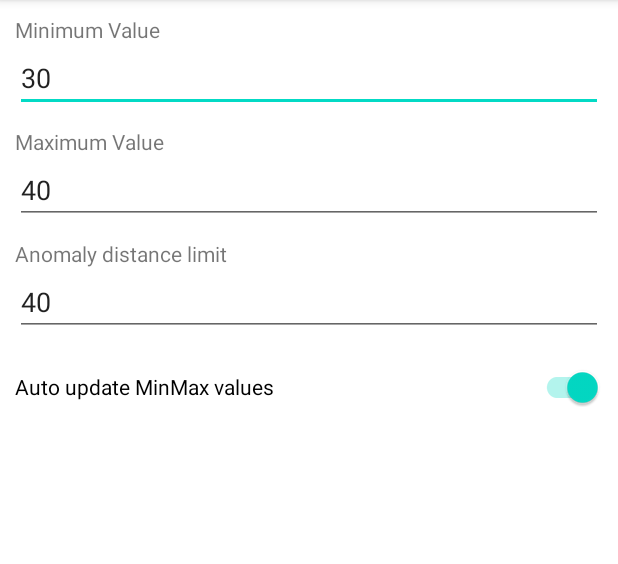
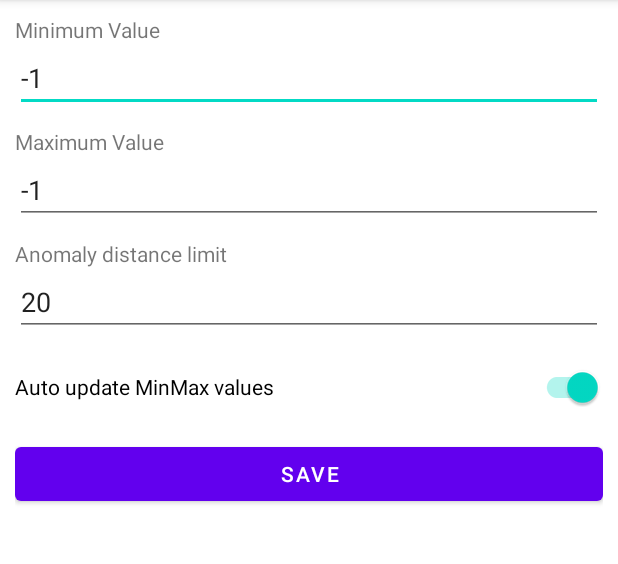
Before and after one commit to moonblade/Water-level-indicator, an Android app: the screen it shows after launch (SettingsActivity), in the options menu, after a tap on "Settings", on a phone screen of 412 x 824 dp, the part 84-648 px from its top. Run offline under Robolectric (Android 15) with nearby library versions, the phone set to English and light mode, and no system bars; our stand-ins replace Firebase (no records; nobody signed in at launch, a user with empty details on screens opened directly).

Commit message:
Updated values correctly now

```diff
--- a/app/src/main/java/io/github/moonblade/waterlevelindicator/MainActivity.kt
+++ b/app/src/main/java/io/github/moonblade/waterlevelindicator/MainActivity.kt
@@ -21,6 +21,9 @@ import com.google.firebase.database.ValueEventListener
 import com.google.firebase.database.ktx.database
 import com.google.firebase.database.ktx.getValue
 import com.google.firebase.ktx.Firebase
+import io.github.moonblade.waterlevelindicator.Measurement.Measurement
+import io.github.moonblade.waterlevelindicator.Settings.ChangeListener
+import io.github.moonblade.waterlevelindicator.Settings.Settings
 import io.github.moonblade.waterlevelindicator.Settings.SettingsActivity
 import java.text.SimpleDateFormat
 import java.util.*
@@ -28,128 +31,44 @@ import kotlin.collections.HashMap
 import kotlin.math.max
 
 class MainActivity : AppCompatActivity() {
+    private var percentageProgress: ProgressBar? = null
+    private var lastUpdate: TextView? = null
+    private var distance: TextView? = null
+    private var percentageText: TextView? = null
+    private lateinit var measurement: Measurement;
+
     override fun onCreate(savedInstanceState: Bundle?) {
         super.onCreate(savedInstanceState)
         setContentView(R.layout.activity_main)
 
-        val database = Firebase.database
-        val reference = database.getReference("waterlevel")
-        val text = findViewById<TextView>(R.id.textView)
-        val lastUpdate = findViewById<TextView>(R.id.lastUpdate)
-        val minVal = findViewById<EditText>(R.id.minValue)
-        val maxVal = findViewById<EditText>(R.id.maxValue)
-        val progress = findViewById<ProgressBar>(R.id.percentage)
-        val autoUpdateToggle = findViewById<SwitchCompat>(R.id.autoUpdateToggle)
+        initialize()
+        setListeners()
+    }
 
-        val sharedPref = getSharedPreferences("sharedPref2", Context.MODE_PRIVATE)
-        var minValue = sharedPref.getInt("minValue", 40)
-        var maxValue = sharedPref.getInt("maxValue", 40)
-        val autoUpdate = sharedPref.getBoolean("autoUpdate", true)
-        minVal.setText(minValue.toString())
-        maxVal.setText(maxValue.toString())
-        autoUpdateToggle.isChecked = autoUpdate;
-        minVal.isVisible = !autoUpdate
-        maxVal.isVisible = !autoUpdate
-
-        minVal.addTextChangedListener(object: TextWatcher {
-            override fun afterTextChanged(s: Editable) {
-                if (s.toString().isNotEmpty()) {
-                    with (sharedPref.edit()) {
-                        putInt("minValue", s.toString().toInt())
-                        apply()
-                    }
-                }
-            }
-
-            override fun beforeTextChanged(p0: CharSequence?, p1: Int, p2: Int, p3: Int) {
-
-            }
-
-            override fun onTextChanged(p0: CharSequence?, p1: Int, p2: Int, p3: Int) {
-
+    private fun setListeners() {
+        measurement?.setOnChangeListener(object: ChangeListener{
+            override fun changed() {
+                setValues()
             }
         })
-
-        maxVal.addTextChangedListener(object: TextWatcher {
-            override fun afterTextChanged(s: Editable) {
-                if (s.toString().isNotEmpty()) {
-                    with(sharedPref.edit()) {
-                        putInt("maxValue", s.toString().toInt())
-                        apply()
-                    }
-                }
-            }
-
-            override fun beforeTextChanged(p0: CharSequence?, p1: Int, p2: Int, p3: Int) {
-
-            }
-
-            override fun onTextChanged(p0: CharSequence?, p1: Int, p2: Int, p3: Int) {
-
-            }
-        })
-
-        reference.addValueEventListener(object : ValueEventListener {
-            override fun onDataChange(dataSnapshot: DataSnapshot) {
-                // This method is called once with the initial value and again
-                // whenever data at this location is updated.
-                val value = dataSnapshot.getValue<HashMap<String, Long>>()
-                Log.d("waterLevel", "Value is: $value")
-                val measurement = value?.get("measurement")
-                val lastTime = getDateTime(value?.get("timestamp"))
-                val percentage = 100 - ((measurement?.toInt()!! - minValue) * 100 )/ max((maxValue - minValue), 1)
-                text.setText("Value: $measurement, Percentage: $percentage")
-                lastUpdate.setText("Last updated: $lastTime")
-                progress.max = 100
-                progress.setProgress(percentage)
-
-                if (autoUpdate) {
-                    if (measurement?.toInt() > maxValue) {
-                        maxValue = measurement?.toInt()
-                        maxVal.setText(maxValue.toString())
-                        with(sharedPref.edit()) {
-                            putInt("maxValue", maxValue)
-                            apply()
-                        }
-                    }
-
-                    if (measurement?.toInt() < minValue) {
-                        minValue = measurement?.toInt()
-                        minVal.setText(minValue.toString())
-                        with(sharedPref.edit()) {
-                            putInt("minValue", minValue)
-                            apply()
-                        }
-                    }
-                }
-            }
-
-            override fun onCancelled(error: DatabaseError) {
-                // Failed to read value
-                Log.w("waterLevel", "Failed to read value.", error.toException())
-            }
-        })
-
-        autoUpdateToggle.setOnCheckedChangeListener{ buttonView, isChecked ->
-            Log.d("waterLevel", "Checked value changed$isChecked")
-            with(sharedPref.edit()) {
-                putBoolean("autoUpdate", isChecked)
-                minVal.isVisible = !isChecked
-                maxVal.isVisible = !isChecked
-                apply()
-            }
-        }
     }
 
-    private fun getDateTime(s: Long?): Any {
-        try {
-            val sdf = SimpleDateFormat("dd/MM/yyyy h:m:s a")
-            val netDate = s?.let { Date(it) }
-            return sdf.format(netDate)
-        } catch (e: Exception) {
-            return e.toString()
-        }
+    private fun setValues() {
+        lastUpdate?.setText(measurement?.lastUpdateString)
+        distance?.setText(measurement?.distanceString)
+        percentageText?.setText(measurement?.percentageString)
+        measurement?.percentage?.toInt()?.let { percentageProgress?.setProgress(it) };
     }
+
+    private fun initialize() {
+        lastUpdate = findViewById<TextView>(R.id.lastUpdate)
+        distance = findViewById<TextView>(R.id.distance)
+        percentageText = findViewById<TextView>(R.id.percentageText)
+        percentageProgress = findViewById<ProgressBar>(R.id.percentage)
+        measurement = Measurement()
+        setValues()
+    }
+
 
     override fun onCreateOptionsMenu(menu: Menu?): Boolean {
         val inflater: MenuInflater = menuInflater
--- /dev/null
+++ b/app/src/main/java/io/github/moonblade/waterlevelindicator/Measurement/Measurement.kt
@@ -0,0 +1,97 @@
+package io.github.moonblade.waterlevelindicator.Measurement
+
+import android.util.Log
+import com.google.firebase.database.DataSnapshot
+import com.google.firebase.database.DatabaseError
+import com.google.firebase.database.ValueEventListener
+import com.google.firebase.database.ktx.getValue
+import io.github.moonblade.waterlevelindicator.DataBase
+import io.github.moonblade.waterlevelindicator.Settings.ChangeListener
+import io.github.moonblade.waterlevelindicator.Settings.Settings
+import java.text.SimpleDateFormat
+import java.util.*
+import kotlin.collections.HashMap
+import kotlin.math.abs
+import kotlin.math.max
+
+class Measurement {
+    var percentageString: String = ""
+    var percentage: Long = 0
+    var lastUpdateString: String = ""
+    var fullTimeStamp: Any = ""
+    var listener: ChangeListener? = null
+    var distanceString: String = ""
+    var settings: Settings? = null
+    var distance: Long = 0
+    set(value) {
+        if (distance.toInt() == 0 || abs(value - distance) < settings?.anomalyDistanceLimit!!) {
+            field = value
+            distanceString = "Distance to water level: $value cm"
+    //        percentage = 100 - (((value - min) * 100 )/ (max - min))
+            percentage = (100 - (((value.toInt() - settings?.minimumValue!!) * 100) / max((settings?.maximumValue!! - settings?.minimumValue!!), 1))).toLong()
+            Log.d("Measurement", "Settings percentage $percentage as $value - ${settings?.minimumValue} * 100 / ${settings?.maximumValue}  - ${settings?.minimumValue}")
+            percentageString = "Water level percentage: $percentage"
+
+            settings!!.updateMinMax(value.toInt())
+        }
+
+    }
+
+    var timestamp: Long = 0
+    set(value) {
+        field = value
+        fullTimeStamp = getDateTime(value, null)
+        lastUpdateString = "Last updated at: $fullTimeStamp"
+    }
+
+    constructor() {
+        Log.d("Measurement", "Initializing measurement")
+        settings = Settings()
+        DataBase.instance()?.reference?.child("waterlevel")?.addValueEventListener(object:
+            ValueEventListener {
+            override fun onCancelled(error: DatabaseError) {
+
+            }
+
+            override fun onDataChange(snapshot: DataSnapshot) {
+                val hashMap = snapshot.getValue<HashMap<String, Long>>()
+                hashMap?.let { updateFields(it) }
+            }
+
+        })
+    }
+
+    private fun updateFields(hashMap: HashMap<String, Long>) {
+        Log.d("Measurement", "Updating measurement: $hashMap")
+        val _distance = hashMap?.get("measurement")
+        if (_distance != null && _distance != distance) {
+            distance = _distance
+        }
+
+        val _timestamp = hashMap?.get("timestamp")
+        if (_timestamp != null && _timestamp != timestamp) {
+            timestamp = _timestamp
+        }
+        if (listener != null) {
+            listener!!.changed()
+        }
+    }
+
+    public fun setOnChangeListener(listener: ChangeListener) {
+        this.listener = listener
+    }
+
+    private fun getDateTime(s: Long?, _format: String?): Any {
+        var format = _format
+        if (format == null)
+            format = "dd/MM/yyyy h:m:s a"
+        try {
+            val sdf = SimpleDateFormat(format)
+            val netDate = s?.let { Date(it) }
+            return sdf.format(netDate)
+        } catch (e: Exception) {
+            return e.toString()
+        }
+    }
+
+}
--- /dev/null
+++ b/app/src/main/java/io/github/moonblade/waterlevelindicator/Settings/ChangeListener.kt
@@ -0,0 +1,5 @@
+package io.github.moonblade.waterlevelindicator.Settings
+
+interface ChangeListener {
+    public fun changed();
+}
--- a/app/src/main/java/io/github/moonblade/waterlevelindicator/Settings/Settings.kt
+++ b/app/src/main/java/io/github/moonblade/waterlevelindicator/Settings/Settings.kt
@@ -6,39 +6,17 @@ import com.google.firebase.database.DatabaseError
 import com.google.firebase.database.ValueEventListener
 import com.google.firebase.database.ktx.getValue
 import io.github.moonblade.waterlevelindicator.DataBase
+import kotlin.math.abs
 
 class Settings {
-    private var listener: SettingsChangeListener? = null
-    var minimumValue = 30
-    set(value) {
-        field = value
-        DataBase.instance()
-            ?.updateSettingInt("minimumValue", value)
-    }
-
-    var maximumValue = 40
-    set(value) {
-        field = value
-        DataBase.instance()
-            ?.updateSettingInt("maximumValue", value)
-    }
-
+    private var listener: ChangeListener? = null
+    var anomalyDistanceLimit = 20
+    var minimumValue = -1
+    var maximumValue = -1
     var autoUpdateMinMax = true
-    set(value) {
-        field = value
-        DataBase.instance()
-            ?.updateSettingInt("autoUpdateMinMax", if(value) 1 else 0)
-    }
-
-    var anomalyDistanceLimit = 20
-    set(value) {
-        field = value
-        DataBase.instance()
-            ?.updateSettingInt("anomalyDistanceLimit", value)
-    }
 
     fun updateFields(hashMap: HashMap<String, Int>) {
-        Log.d("waterLevel", "Settings: " + hashMap.toString())
+        Log.d("Settings", "Updating settings: $hashMap")
         val _minimumValue = hashMap?.get("minimumValue")
         if (_minimumValue != null && _minimumValue != minimumValue) {
             minimumValue = _minimumValue
@@ -60,10 +38,13 @@ class Settings {
             anomalyDistanceLimit = _anomalyDistanceLimit
         }
 
-        listener!!.settingsChanged()
+        if (listener != null) {
+            listener!!.changed()
+        }
     }
 
-    init {
+    constructor() {
+        Log.d("Settings", "Initializing settings")
         DataBase.instance()?.reference?.child("settings")?.addValueEventListener(object: ValueEventListener {
             override fun onCancelled(error: DatabaseError) {
 
@@ -77,7 +58,26 @@ class Settings {
         })
     }
 
-    public fun setOnChangeListener(listener: SettingsChangeListener) {
+    public fun setOnChangeListener(listener: ChangeListener) {
         this.listener = listener
     }
+
+    fun updateMinMax(value: Int) {
+        if (autoUpdateMinMax) {
+            if (value < minimumValue && abs(value - minimumValue) < anomalyDistanceLimit)
+                minimumValue = value
+            if (value > maximumValue && abs(value - maximumValue) < anomalyDistanceLimit)
+                maximumValue = value
+            if (minimumValue != -1 && maximumValue != -1)
+                pushValues()
+        }
+
+    }
+
+    fun pushValues() {
+        DataBase.instance()?.updateSettingInt("autoUpdateMinMax", if(autoUpdateMinMax) 1 else 0)
+        DataBase.instance()?.updateSettingInt("maximumValue", maximumValue)
+        DataBase.instance()?.updateSettingInt("minimumValue", minimumValue)
+        DataBase.instance()?.updateSettingInt("anomalyDistanceLimit", anomalyDistanceLimit)
+    }
 }
--- a/app/src/main/java/io/github/moonblade/waterlevelindicator/Settings/SettingsActivity.kt
+++ b/app/src/main/java/io/github/moonblade/waterlevelindicator/Settings/SettingsActivity.kt
@@ -2,6 +2,10 @@ package io.github.moonblade.waterlevelindicator.Settings
 
 import androidx.appcompat.app.AppCompatActivity
 import android.os.Bundle
+import android.service.autofill.OnClickAction
+import android.text.Editable
+import android.text.TextWatcher
+import android.widget.Button
 import android.widget.EditText
 import androidx.appcompat.widget.SwitchCompat
 import io.github.moonblade.waterlevelindicator.R
@@ -11,6 +15,7 @@ class SettingsActivity : AppCompatActivity() {
     private var anomalyDistance: EditText? = null
     private var maxVal: EditText? = null
     private var minVal: EditText? = null
+    private var save: Button? = null
     private lateinit var settings: Settings
 
     override fun onCreate(savedInstanceState: Bundle?) {
@@ -23,11 +28,46 @@ class SettingsActivity : AppCompatActivity() {
 
     private fun setListeners() {
         settings.setOnChangeListener(object:
-            SettingsChangeListener {
-            override fun settingsChanged() {
+            ChangeListener {
+            override fun changed() {
                 setValues()
             }
         })
+
+        minVal?.addTextChangedListener(object: TextWatcher{
+            override fun afterTextChanged(s: Editable?) {
+                if (s.toString().length > 0 && !s.toString().equals("-"))
+                    settings.minimumValue = s.toString().toInt()
+            }
+            override fun beforeTextChanged(p0: CharSequence?, p1: Int, p2: Int, p3: Int) {}
+            override fun onTextChanged(p0: CharSequence?, p1: Int, p2: Int, p3: Int) {}
+        })
+
+        maxVal?.addTextChangedListener(object: TextWatcher{
+            override fun afterTextChanged(s: Editable?) {
+                if (s.toString().length > 0 && !s.toString().equals("-"))
+                    settings.maximumValue = s.toString().toInt()
+            }
+            override fun beforeTextChanged(p0: CharSequence?, p1: Int, p2: Int, p3: Int) {}
+            override fun onTextChanged(p0: CharSequence?, p1: Int, p2: Int, p3: Int) {}
+        })
+
+        anomalyDistance?.addTextChangedListener(object: TextWatcher{
+            override fun afterTextChanged(s: Editable?) {
+                if (s.toString().length > 0)
+                    settings.anomalyDistanceLimit = s.toString().toInt()
+            }
+            override fun beforeTextChanged(p0: CharSequence?, p1: Int, p2: Int, p3: Int) {}
+            override fun onTextChanged(p0: CharSequence?, p1: Int, p2: Int, p3: Int) {}
+        })
+
+        autoUpdate?.setOnCheckedChangeListener { _, isChecked ->
+            settings.autoUpdateMinMax = isChecked
+        }
+
+        save?.setOnClickListener {
+            settings.pushValues()
+        }
     }
 
     private fun connect() {
@@ -35,6 +75,7 @@ class SettingsActivity : AppCompatActivity() {
         maxVal = findViewById<EditText>(R.id.maxValue)
         anomalyDistance = findViewById<EditText>(R.id.anomalyDistance)
         autoUpdate = findViewById<SwitchCompat>(R.id.autoUpdateToggle)
+        save = findViewById<Button>(R.id.save)
     }
 
     private fun initialise() {
@@ -43,9 +84,12 @@ class SettingsActivity : AppCompatActivity() {
     }
 
     private  fun setValues() {
-        minVal?.setText(settings.minimumValue.toString())
-        maxVal?.setText(settings.maximumValue.toString())
-        anomalyDistance?.setText(settings.maximumValue.toString())
+        if (minVal?.text.toString() != settings.minimumValue.toString())
+            minVal?.setText(settings.minimumValue.toString())
+        if (maxVal?.text.toString() != settings.maximumValue.toString())
+            maxVal?.setText(settings.maximumValue.toString())
+        if (anomalyDistance?.text.toString() != settings.anomalyDistanceLimit.toString())
+            anomalyDistance?.setText(settings.anomalyDistanceLimit.toString())
         autoUpdate?.isChecked = settings.autoUpdateMinMax
     }
 }
--- a/app/src/main/java/io/github/moonblade/waterlevelindicator/Settings/SettingsChangeListener.kt
+++ /dev/null
@@ -1,5 +0,0 @@
-package io.github.moonblade.waterlevelindicator.Settings
-
-interface SettingsChangeListener {
-    public fun settingsChanged();
-}
--- a/app/src/main/res/layout/activity_settings.xml
+++ b/app/src/main/res/layout/activity_settings.xml
@@ -55,7 +55,15 @@
         android:layout_height="wrap_content"
         android:id="@+id/autoUpdateToggle"
         android:text="Auto update MinMax values"
+        android:layout_marginBottom="10dp"
         />
 
+    <Button
+        android:layout_width="match_parent"
+        android:layout_height="wrap_content"
+        android:hint="Save"
+        android:text="Save"
+        android:layout_marginBottom="10dp"
+        android:id="@+id/save"/>
 
 </LinearLayout>
```
Also changed, not shown: app/src/main/java/io/github/moonblade/waterlevelindicator/NewAppWidget.kt (+4 -4 lines), app/src/main/res/layout/activity_main.xml (+17 -30 lines).
